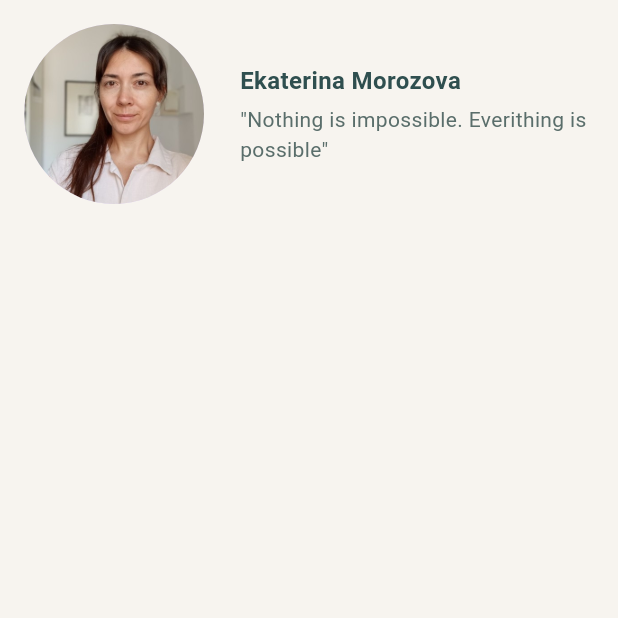
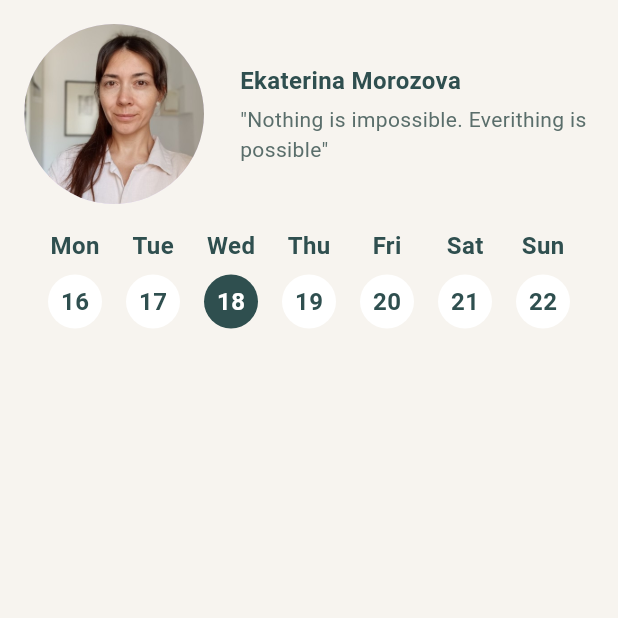
Before and after one commit to katmorozova/balance-lifestyle-app, a Flutter app: the screen it shows after launch, on a phone screen of 412 x 824 dp, the top half of it. Run offline on Flutter 3.47's test engine with Material 3 defaults, Android fonts, the phone set to English and light mode, and no system bars.

Commit message:
feat: add dynamic calendar widget and inmplement to the home page

```diff
--- a/balance_lifestyle/lib/features/home/screens/home_page.dart
+++ b/balance_lifestyle/lib/features/home/screens/home_page.dart
@@ -1,4 +1,5 @@
 import 'package:balance_lifestyle/features/home/widgets/profile_header.dart';
+import 'package:balance_lifestyle/features/home/widgets/week_calendar.dart';
 import 'package:balance_lifestyle/theme/app_colors.dart';
 import 'package:flutter/material.dart';
 
@@ -15,10 +16,8 @@ class HomePage extends StatelessWidget {
           child: Column(
             children: [
               ProfileHeader(),
-
+              WeekCalendar(),
               // Aquí debajo irán siguientes piezas:
-              // SizedBox(height: 20),
-              // WeekCalendar(),
               // TasksStatisticsCard(),
               //CategoryGridItems(),
               //SectorTabs(),
--- a/balance_lifestyle/lib/features/home/widgets/week_calendar.dart
+++ b/balance_lifestyle/lib/features/home/widgets/week_calendar.dart
@@ -0,0 +1,62 @@
+import 'package:balance_lifestyle/theme/app_colors.dart';
+import 'package:flutter/material.dart';
+
+class WeekCalendar extends StatelessWidget {
+  @override
+  Widget build(BuildContext context) {
+    final now = DateTime.now();
+    //Looking Monday to the week
+    final startOfWeek = now.subtract(Duration(days: now.weekday - 1));
+    const weekDays = ['Mon', 'Tue', 'Wed', 'Thu', 'Fri', 'Sat', 'Sun'];
+
+    return Padding(
+      padding: const EdgeInsets.symmetric(
+        vertical: 16.0,
+        horizontal: 8.0
+      ),
+
+      child: Row(
+        mainAxisAlignment: MainAxisAlignment.spaceAround,
+        children: List.generate(7,(index) {
+            final currentDay = startOfWeek.add(Duration(days:index));
+            final isToday = currentDay.day == now.day &&
+              currentDay.month == now.month &&
+              currentDay.year == now.year;
+
+            return Column(
+                mainAxisSize: MainAxisSize.min,
+                children: [
+                  Text(
+                    weekDays[index],
+                    style: TextStyle(
+                      fontSize: 16,
+                      fontWeight: FontWeight.bold,
+                      color: AppColors.textPrimary,
+                    ),
+                  ),
+                const SizedBox(height: 8),
+
+                Container(
+                  width: 36,
+                  height: 36,
+                  alignment: Alignment.center,
+                  decoration: BoxDecoration(
+                    color: isToday ? AppColors.textPrimary : Colors.white,
+                    shape: BoxShape.circle,
+                  ),
+                  child: Text(
+                    '${currentDay.day}',
+                    style: TextStyle(
+                      fontSize: 16,
+                      fontWeight: FontWeight.bold,
+                      color: isToday ? Colors.white : AppColors.textPrimary,
+                    ),
+                  ),
+                ),
+            ],
+          );
+        }),
+      ),
+    );
+  }
+}
```
